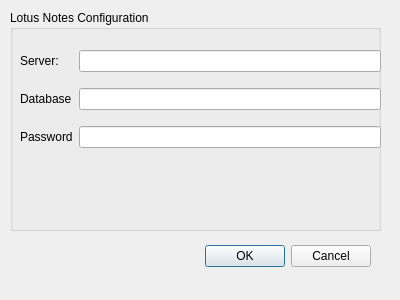
This is ui/dialog.ui in tbores/pyLotusNotifier as Qt 5 draws it before an edit. The edited form follows.
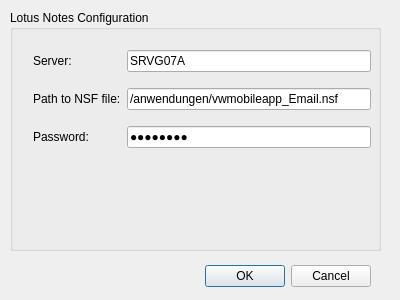
This is the edited form. Icons and pictures are not drawn.

What changed in the file:
```diff
--- a/ui/dialog.ui
+++ b/ui/dialog.ui
@@ -17,7 +17,7 @@
    <property name="geometry">
     <rect>
      <x>30</x>
-     <y>240</y>
+     <y>260</y>
      <width>341</width>
      <height>32</height>
     </rect>
@@ -35,7 +35,7 @@
      <x>10</x>
      <y>10</y>
      <width>371</width>
-     <height>221</height>
+     <height>241</height>
     </rect>
    </property>
    <property name="title">
@@ -46,45 +46,89 @@
      <rect>
       <x>10</x>
       <y>30</y>
-      <width>361</width>
+      <width>351</width>
       <height>121</height>
      </rect>
     </property>
     <layout class="QGridLayout" name="gridLayout">
      <item row="1" column="1">
-      <widget class="QLineEdit" name="lineEdit_db"/>
-     </item>
-     <item row="0" column="0">
-      <widget class="QLabel" name="label">
-       <property name="text">
-        <string>Server:</string>
-       </property>
-      </widget>
-     </item>
-     <item row="0" column="1">
-      <widget class="QLineEdit" name="lineEdit_server"/>
-     </item>
-     <item row="1" column="0">
       <widget class="QLabel" name="label_2">
        <property name="text">
-        <string>Database</string>
+        <string>Path to NSF file:</string>
        </property>
       </widget>
      </item>
-     <item row="2" column="0">
-      <widget class="QLabel" name="label_3">
+     <item row="0" column="2">
+      <widget class="QLineEdit" name="lineEdit_server">
        <property name="text">
-        <string>Password</string>
+        <string>SRVG07A</string>
        </property>
       </widget>
      </item>
      <item row="2" column="1">
+      <widget class="QLabel" name="label_3">
+       <property name="text">
+        <string>Password:</string>
+       </property>
+      </widget>
+     </item>
+     <item row="1" column="2">
+      <widget class="QLineEdit" name="lineEdit_db">
+       <property name="text">
+        <string>/anwendungen/vwmobileapp_Email.nsf</string>
+       </property>
+      </widget>
+     </item>
+     <item row="0" column="1">
+      <widget class="QLabel" name="label">
+       <property name="text">
+        <string>Server:</string>
+       </property>
+       <property name="scaledContents">
+        <bool>false</bool>
+       </property>
+      </widget>
+     </item>
+     <item row="2" column="2">
       <widget class="QLineEdit" name="lineEdit_password">
+       <property name="text">
+        <string>va3ETGw6</string>
+       </property>
        <property name="echoMode">
         <enum>QLineEdit::Password</enum>
        </property>
       </widget>
      </item>
+     <item row="0" column="0">
+      <widget class="QLabel" name="label_4">
+       <property name="text">
+        <string/>
+       </property>
+       <property name="pixmap">
+        <pixmap resource="rsc.qrc">:/lotus/img/server_32b32px.png</pixmap>
+       </property>
+      </widget>
+     </item>
+     <item row="1" column="0">
+      <widget class="QLabel" name="label_5">
+       <property name="text">
+        <string/>
+       </property>
+       <property name="pixmap">
+        <pixmap resource="rsc.qrc">:/lotus/img/notes32b32px.png</pixmap>
+       </property>
+      </widget>
+     </item>
+     <item row="2" column="0">
+      <widget class="QLabel" name="label_6">
+       <property name="text">
+        <string/>
+       </property>
+       <property name="pixmap">
+        <pixmap resource="rsc.qrc">:/lotus/img/admin_32b32px.png</pixmap>
+       </property>
+      </widget>
+     </item>
     </layout>
    </widget>
   </widget>
```
Left out of the diff: 8 changed lines with no effect on the pictures.
